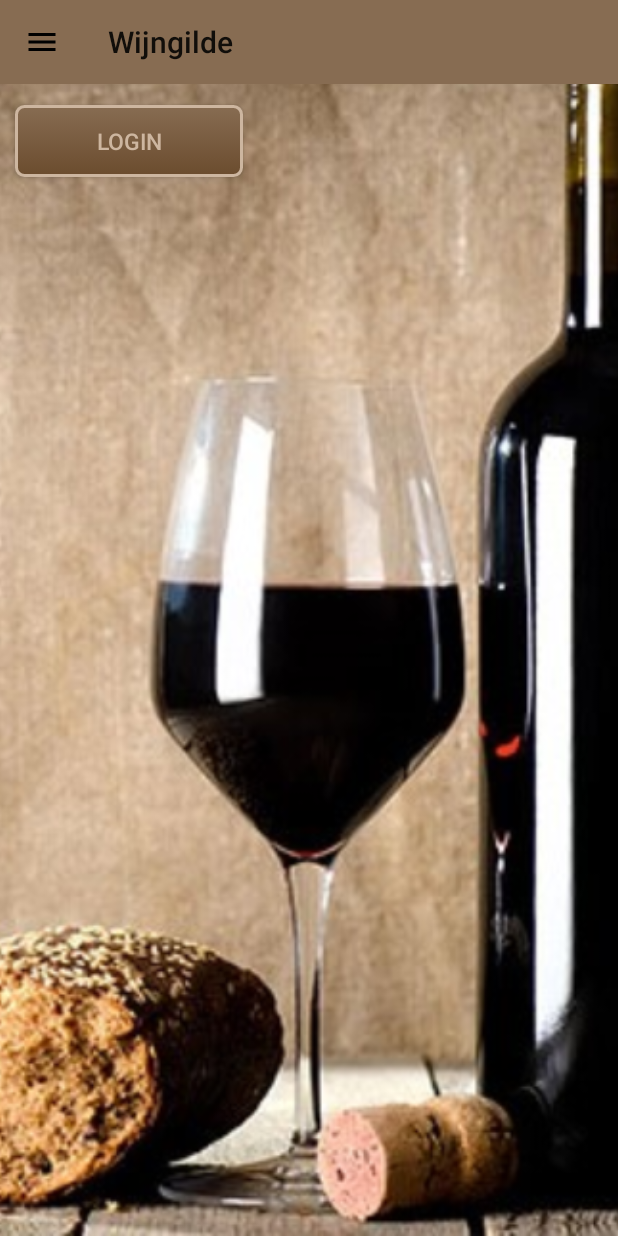
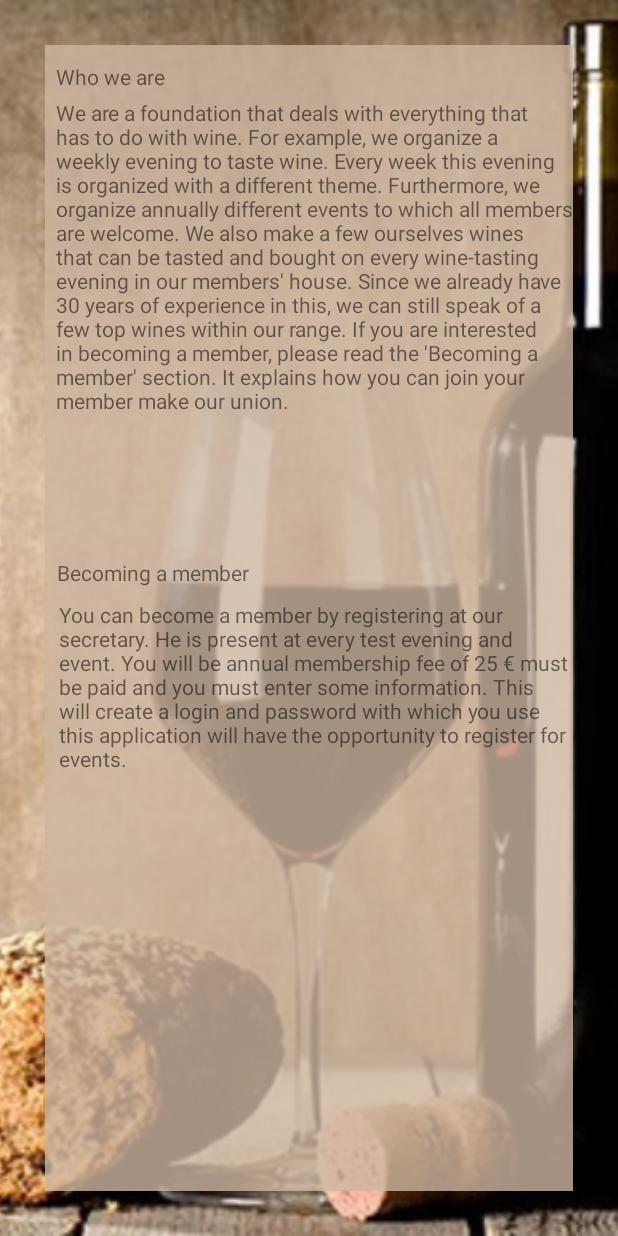
Before and after one commit to vennix/WineApp, an Android app: the screen it shows after launch (MainActivity before the commit, MemberActivity after it), in the side drawer, after a tap on "Membership", on a phone screen of 412 x 824 dp. Run offline under Robolectric (Android 15) with nearby library versions, the phone set to English and light mode, and no system bars.

```diff
--- a/app/src/main/java/vennix/tk/wijngilde/MainActivity.java
+++ b/app/src/main/java/vennix/tk/wijngilde/MainActivity.java
@@ -8,7 +8,6 @@ import android.support.v7.app.ActionBar;
 import android.support.v7.app.AppCompatActivity;
 import android.os.Bundle;
 import android.support.v7.widget.Toolbar;
-import android.text.Layout;
 import android.util.Log;
 import android.view.MenuItem;
 import android.view.View;
--- a/app/src/main/java/vennix/tk/wijngilde/activities/MemberActivity.java
+++ b/app/src/main/java/vennix/tk/wijngilde/activities/MemberActivity.java
@@ -1,4 +1,16 @@
 package vennix.tk.wijngilde.activities;
 
-public class MemberActivity {
+import android.os.Bundle;
+import android.support.v7.app.AppCompatActivity;
+
+import vennix.tk.wijngilde.R;
+
+public class MemberActivity extends AppCompatActivity {
+
+    @Override
+    protected void onCreate(Bundle savedInstanceState) {
+        super.onCreate(savedInstanceState);
+        setContentView(R.layout.activity_member);
+    }
+
 }
--- a/app/src/main/java/vennix/tk/wijngilde/activities/WineActivity.java
+++ b/app/src/main/java/vennix/tk/wijngilde/activities/WineActivity.java
@@ -42,7 +42,6 @@ public class WineActivity extends AppCompatActivity {
                 wineViewAdapter.addItems(wines);
             }
         });
-
     }
 
 }
--- /dev/null
+++ b/app/src/main/res/layout/activity_member.xml
@@ -0,0 +1,77 @@
+<?xml version="1.0" encoding="utf-8"?>
+<android.support.constraint.ConstraintLayout
+    xmlns:android="http://schemas.android.com/apk/res/android"
+    android:layout_width="match_parent"
+    android:layout_height="match_parent">
+
+    <FrameLayout
+        android:id="@+id/content_member"
+        android:layout_width="match_parent"
+        android:layout_height="match_parent" >
+
+        <ImageView
+            android:id="@+id/background"
+            android:layout_width="match_parent"
+            android:layout_height="match_parent"
+            android:contentDescription="@string/description_background"
+            android:scaleType="centerCrop"
+            android:src="@drawable/wine_start_background_cropped" />
+
+        <RelativeLayout
+            android:layout_width="match_parent"
+            android:layout_height="match_parent"
+            android:id="@+id/text_layout"
+            android:layout_margin="30dp"
+            android:background="@color/light_brown_trans" >
+
+            <TextView
+                android:id="@+id/who_we_are_title"
+                android:layout_width="wrap_content"
+                android:layout_height="wrap_content"
+                android:layout_alignParentStart="true"
+                android:layout_alignParentLeft="true"
+                android:layout_alignParentTop="true"
+                android:layout_marginStart="7dp"
+                android:layout_marginLeft="7dp"
+                android:layout_marginTop="11dp"
+                android:text="@string/who_we_are_title" />
+
+            <TextView
+                android:id="@+id/who_we_are_text"
+                android:layout_width="wrap_content"
+                android:layout_height="wrap_content"
+                android:layout_alignParentStart="true"
+                android:layout_alignParentLeft="true"
+                android:layout_alignParentTop="true"
+                android:layout_marginStart="7dp"
+                android:layout_marginLeft="7dp"
+                android:layout_marginTop="35dp"
+                android:text="@string/who_we_are_text" />
+
+            <TextView
+                android:id="@+id/become_member_title"
+                android:layout_width="wrap_content"
+                android:layout_height="wrap_content"
+                android:layout_alignParentStart="true"
+                android:layout_alignParentLeft="true"
+                android:layout_alignParentTop="true"
+                android:layout_marginStart="8dp"
+                android:layout_marginLeft="8dp"
+                android:layout_marginTop="342dp"
+                android:text="@string/become_member_title" />
+
+            <TextView
+                android:id="@+id/become_member_text"
+                android:layout_width="wrap_content"
+                android:layout_height="wrap_content"
+                android:layout_alignParentStart="true"
+                android:layout_alignParentLeft="true"
+                android:layout_alignParentTop="true"
+                android:layout_marginStart="9dp"
+                android:layout_marginLeft="9dp"
+                android:layout_marginTop="370dp"
+                android:text="@string/become_member_text" />
+
+        </RelativeLayout>
+    </FrameLayout>
+</android.support.constraint.ConstraintLayout>
--- a/app/src/main/res/values/colors.xml
+++ b/app/src/main/res/values/colors.xml
@@ -1,5 +1,5 @@
 <?xml version="1.0" encoding="utf-8"?>
-<resources>
+<resources xmlns:tools="http://schemas.android.com/tools">
     <!-- general app colors -->
     <color name="colorPrimary">#008577</color>
     <color name="colorPrimaryDark">#00574B</color>
@@ -17,5 +17,6 @@
     <color name="brown">#876C52</color>
     <color name="dark_brown">#6B4C2E</color>
     <color name="light_brown">#CDB6A0</color>
+    <color name="light_brown_trans">#CCCDB6A0</color>
 
 </resources>
--- a/app/src/main/res/values/strings.xml
+++ b/app/src/main/res/values/strings.xml
@@ -1,4 +1,4 @@
-<resources>
+<resources xmlns:tools="http://schemas.android.com/tools">
     <string name="app_name">Wijngilde</string>
     <string name="events">Events</string>
     <string name="our_wines">Our wines</string>
@@ -10,5 +10,8 @@
     <string name="menu_wines">Wines</string>
     <string name="menu_membership">Membership</string>
     <string name="description_background">Background image of wine</string>
-
+    <string name="who_we_are_title">Who we are</string>
+    <string name="who_we_are_text">"We are a foundation that deals with everything that has to do with wine. For example, we organize a weekly evening to taste wine. Every week this evening is organized with a different theme. Furthermore, we organize annually different events to which all members are welcome. We also make a few ourselves wines that can be tasted and bought on every wine-tasting evening in our members' house. Since we already have 30 years of experience in this, we can still speak of a few top wines within our range. If you are interested in becoming a member, please read the 'Becoming a member' section. It explains how you can join your member make our union."</string>
+    <string name="become_member_title">Becoming a member</string>
+    <string name="become_member_text">You can become a member by registering at our secretary. He is present at every test evening and event. You will be annual membership fee of 25 € must be paid and you must enter some information. This will create a login and password with which you use this application will have the opportunity to register for events.</string>
 </resources>
```
Also changed, not shown: app/src/main/AndroidManifest.xml (+16 -0 lines), app/src/main/java/vennix/tk/wijngilde/activities/EventActivity.java (+42 -1 lines), app/src/main/java/vennix/tk/wijngilde/adapters/EventViewAdapter.java (added, +58 -0 lines), app/src/main/java/vennix/tk/wijngilde/daos/EventDAO.java (added, +35 -0 lines), app/src/main/java/vennix/tk/wijngilde/database/WijnGildeDatabase.java (+14 -5 lines), app/src/main/java/vennix/tk/wijngilde/entities/Event.java (added, +53 -0 lines), app/src/main/java/vennix/tk/wijngilde/repositories/EventRepository.java (added, +49 -0 lines), app/src/main/java/vennix/tk/wijngilde/viewmodels/EventViewModel.java (added, +47 -0 lines), app/src/main/res/layout/event_list_row.xml (added, +34 -0 lines), 1 other file.
